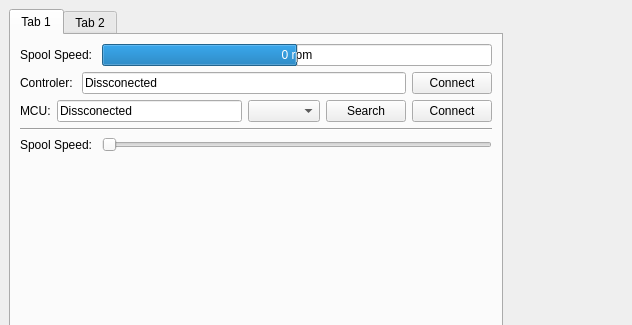
Qt form supervisor/generated_ui/main.ui (crummyh/stem-research-2025-2026) before a commit; both pictures show x 0 to 632 and y 0 to 325 of the 1136 by 787 pixel window.
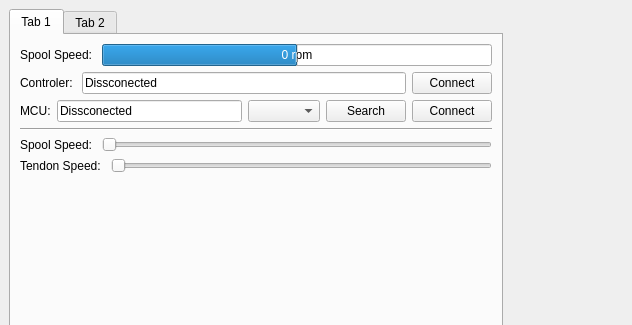
The same form after that commit.

Commit message: Add param for tendon motor speed

```diff
--- a/supervisor/generated_ui/main.ui
+++ b/supervisor/generated_ui/main.ui
@@ -177,6 +177,24 @@
            </item>
           </layout>
          </item>
+         <item>
+          <layout class="QHBoxLayout" name="tendonSpeedSettingLayout">
+           <item>
+            <widget class="QLabel" name="tendonSpeedSettingLabel">
+             <property name="text">
+              <string>Tendon Speed: </string>
+             </property>
+            </widget>
+           </item>
+           <item>
+            <widget class="QSlider" name="tendonSpeedSettingSlider">
+             <property name="orientation">
+              <enum>Qt::Horizontal</enum>
+             </property>
+            </widget>
+           </item>
+          </layout>
+         </item>
          <item>
           <spacer name="verticalSpacer">
            <property name="orientation">
```
Left out of the diff: 4 changed lines with no effect on the pictures. The commit also changes 8 other files.
